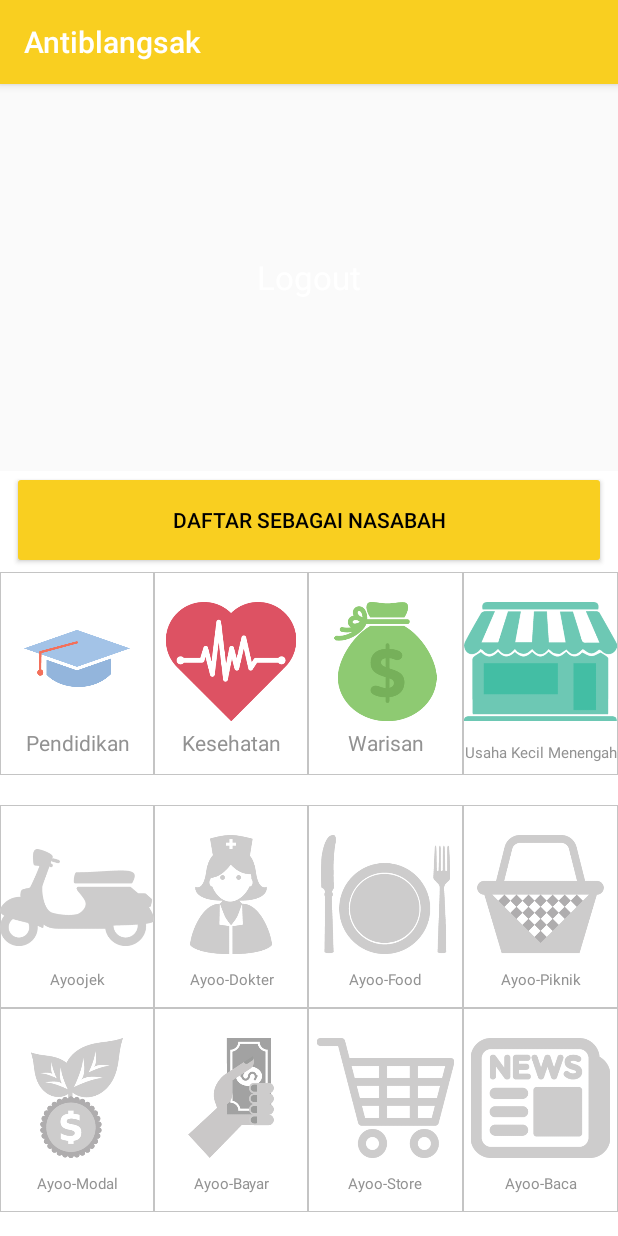
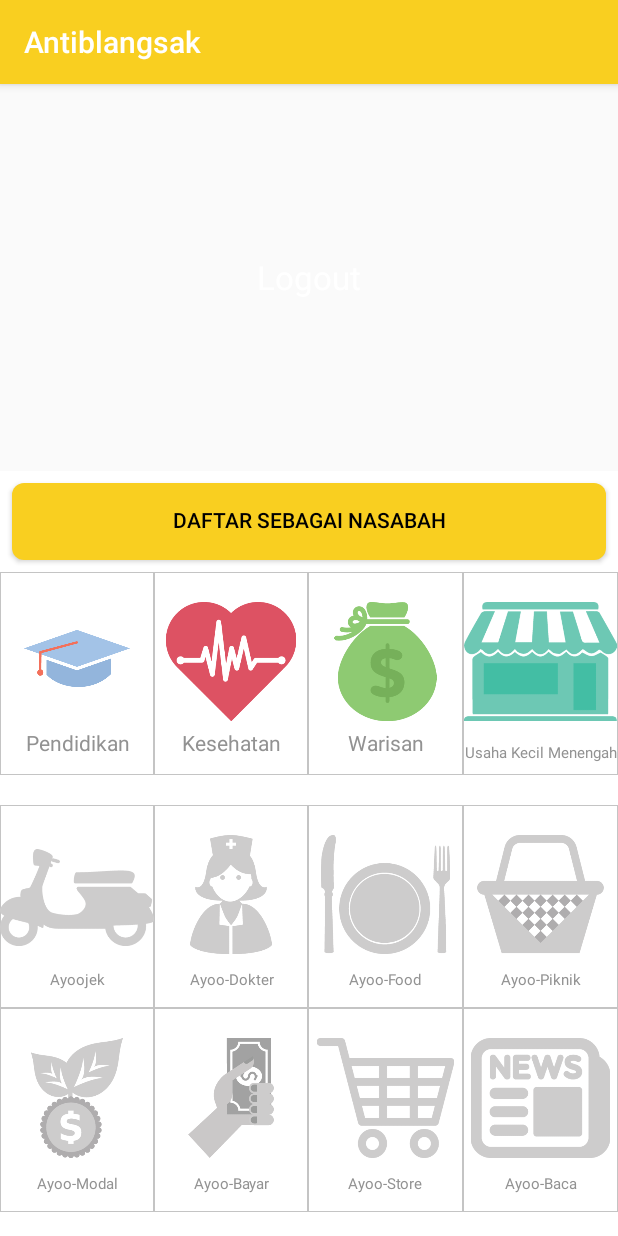
Before and after one commit to antiblangsak/android, an Android app: the fragment HomeFragment shown on its own in the app's theme, on a phone screen of 412 x 824 dp. Run offline under Robolectric (Android 15) with nearby library versions, the phone set to English and light mode, and no system bars.

Commit message:
bordered and animated-press buttons

```diff
--- a/app/src/main/res/drawable/home_menu_selector.xml
+++ /dev/null
@@ -1,7 +0,0 @@
-<?xml version="1.0" encoding="utf-8"?>
-<selector xmlns:android="http://schemas.android.com/apk/res/android" android:exitFadeDuration="@android:integer/config_shortAnimTime">
-
-    <item android:drawable="@drawable/layout_border_pressed" android:state_pressed="true"/>
-    <item android:drawable="@drawable/layout_border"/>
-
-</selector>
--- /dev/null
+++ b/app/src/main/res/drawable/shape_button.xml
@@ -0,0 +1,8 @@
+<?xml version="1.0" encoding="utf-8"?>
+<selector xmlns:android="http://schemas.android.com/apk/res/android"
+    android:exitFadeDuration="@android:integer/config_shortAnimTime">
+
+    <item android:drawable="@drawable/shape_button_pressed" android:state_pressed="true"></item>
+    <item android:drawable="@drawable/shape_button_normal"></item>
+
+</selector>
--- /dev/null
+++ b/app/src/main/res/drawable/shape_button_normal.xml
@@ -0,0 +1,6 @@
+<?xml version="1.0" encoding="utf-8"?>
+<shape xmlns:android="http://schemas.android.com/apk/res/android"
+    android:shape="rectangle">
+        <solid android:color="@color/color_button_yellow"/>
+        <corners android:radius="@dimen/button_border_radius"/>
+</shape>
--- /dev/null
+++ b/app/src/main/res/drawable/shape_button_pressed.xml
@@ -0,0 +1,6 @@
+<?xml version="1.0" encoding="utf-8"?>
+<shape xmlns:android="http://schemas.android.com/apk/res/android"
+    android:shape="rectangle">
+    <solid android:color="@color/color_button_yellow_pressed"/>
+    <corners android:radius="@dimen/button_border_radius"/>
+</shape>
--- /dev/null
+++ b/app/src/main/res/drawable/shape_home_services.xml
@@ -0,0 +1,8 @@
+<?xml version="1.0" encoding="utf-8"?>
+<selector xmlns:android="http://schemas.android.com/apk/res/android"
+    android:exitFadeDuration="@android:integer/config_shortAnimTime">
+
+    <item android:drawable="@drawable/shape_home_services_pressed" android:state_pressed="true"/>
+    <item android:drawable="@drawable/shape_home_services_normal"/>
+
+</selector>
--- a/app/src/main/res/layout/activity_login.xml
+++ b/app/src/main/res/layout/activity_login.xml
@@ -102,12 +102,11 @@
                 android:layout_marginTop="@dimen/margin_xl"
                 android:layout_marginLeft="@dimen/margin_xxxl"
                 android:layout_marginRight="@dimen/margin_xxxl"
+                android:paddingBottom="@dimen/padding_xxs"
                 android:text="@string/btn_login_string"
                 android:textColor="@color/color_main_black"
-                android:backgroundTint="@color/color_main_yellow"
-                android:textSize="@dimen/button_font_size"
-                android:paddingTop="12dp"
-                android:paddingBottom="15dp"/>
+                android:background="@drawable/shape_button"
+                android:textSize="@dimen/button_font_size" />
 
             <TextView
                 android:id="@+id/tvBelumPunyaAkun"
--- a/app/src/main/res/layout/activity_register.xml
+++ b/app/src/main/res/layout/activity_register.xml
@@ -134,12 +134,11 @@
                 android:layout_marginTop="@dimen/margin_xl"
                 android:layout_marginLeft="@dimen/margin_xxxl"
                 android:layout_marginRight="@dimen/margin_xxxl"
-                android:backgroundTint="@color/color_main_yellow"
+                android:paddingBottom="@dimen/padding_xxs"
+                android:background="@drawable/shape_button"
                 android:text="@string/btn_register_string"
                 android:textColor="@color/color_main_black"
-                android:textSize="@dimen/button_font_size"
-                android:paddingTop="12dp"
-                android:paddingBottom="15dp"/>
+                android:textSize="@dimen/button_font_size"/>
 
             <TextView
                 android:id="@+id/tvSudahPunyaAkun"
--- a/app/src/main/res/layout/fragment_home.xml
+++ b/app/src/main/res/layout/fragment_home.xml
@@ -48,12 +48,11 @@
                 android:id="@+id/btnRegisterAsNasabah"
                 android:layout_width="match_parent"
                 android:layout_height="match_parent"
-                android:layout_marginLeft="@dimen/margin_sm"
-                android:layout_marginRight="@dimen/margin_sm"
-                android:layout_marginBottom="@dimen/margin_xxs"
+                android:layout_margin="@dimen/margin_sm"
+                android:paddingBottom="@dimen/padding_xxs"
                 android:text="@string/btn_register_nasabah_string"
                 android:textColor="@color/color_main_black"
-                android:backgroundTint="@color/color_main_yellow"
+                android:background="@drawable/shape_button"
                 android:textSize="@dimen/button_font_size_sm"
                 />
         </LinearLayout>
@@ -62,7 +61,7 @@
             android:layout_width="match_parent"
             android:layout_height="0dp"
             android:layout_weight="2"
-            android:background="@drawable/layout_border"
+            android:background="@drawable/shape_home_services_normal"
             android:layout_marginBottom="@dimen/margin_xl"
             android:orientation="horizontal">
 
@@ -71,7 +70,7 @@
                 android:layout_width="0dp"
                 android:layout_height="match_parent"
                 android:layout_weight="1"
-                android:background="@drawable/home_menu_selector"
+                android:background="@drawable/shape_home_services"
                 android:clickable="true"
                 >
 
@@ -104,7 +103,7 @@
                 android:layout_width="0dp"
                 android:layout_height="match_parent"
                 android:layout_weight="1"
-                android:background="@drawable/home_menu_selector"
+                android:background="@drawable/shape_home_services"
                 android:clickable="true"
                 >
 
@@ -135,7 +134,7 @@
                 android:layout_width="0dp"
                 android:layout_height="match_parent"
                 android:layout_weight="1"
-                android:background="@drawable/home_menu_selector"
+                android:background="@drawable/shape_home_services"
                 android:clickable="true"
                 >
 
@@ -166,7 +165,7 @@
                 android:layout_width="0dp"
                 android:layout_height="match_parent"
                 android:layout_weight="1"
-                android:background="@drawable/home_menu_selector"
+                android:background="@drawable/shape_home_services"
                 android:clickable="true"
                 >
 
@@ -199,7 +198,7 @@
             android:layout_width="match_parent"
             android:layout_height="0dp"
             android:layout_weight="2"
-            android:background="@drawable/layout_border"
+            android:background="@drawable/shape_home_services_normal"
             android:orientation="horizontal">
 
             <RelativeLayout
@@ -207,7 +206,7 @@
                 android:layout_width="0dp"
                 android:layout_height="match_parent"
                 android:layout_weight="1"
-                android:background="@drawable/home_menu_selector"
+                android:background="@drawable/shape_home_services"
                 android:clickable="true"
                 >
 
@@ -239,7 +238,7 @@
                 android:layout_width="0dp"
                 android:layout_height="match_parent"
                 android:layout_weight="1"
-                android:background="@drawable/home_menu_selector"
+                android:background="@drawable/shape_home_services"
                 android:clickable="true"
                 >
 
@@ -271,7 +270,7 @@
                 android:layout_width="0dp"
                 android:layout_height="match_parent"
                 android:layout_weight="1"
-                android:background="@drawable/home_menu_selector"
+                android:background="@drawable/shape_home_services"
                 android:clickable="true"
                 >
 
@@ -303,7 +302,7 @@
                 android:layout_width="0dp"
                 android:layout_height="match_parent"
                 android:layout_weight="1"
-                android:background="@drawable/home_menu_selector"
+                android:background="@drawable/shape_home_services"
                 android:clickable="true"
                 >
 
@@ -336,7 +335,7 @@
             android:layout_width="match_parent"
             android:layout_height="0dp"
             android:layout_weight="2"
-            android:background="@drawable/layout_border"
+            android:background="@drawable/shape_home_services_normal"
             android:orientation="horizontal"
             android:layout_marginBottom="@dimen/margin_lg">
 
@@ -345,7 +344,7 @@
                 android:layout_width="0dp"
                 android:layout_height="match_parent"
                 android:layout_weight="1"
-                android:background="@drawable/home_menu_selector"
+                android:background="@drawable/shape_home_services"
                 android:clickable="true"
                 >
 
@@ -377,7 +376,7 @@
                 android:layout_width="0dp"
                 android:layout_height="match_parent"
                 android:layout_weight="1"
-                android:background="@drawable/home_menu_selector"
+                android:background="@drawable/shape_home_services"
                 android:clickable="true"
                 >
 
@@ -409,7 +408,7 @@
                 android:layout_width="0dp"
                 android:layout_height="match_parent"
                 android:layout_weight="1"
-                android:background="@drawable/home_menu_selector"
+                android:background="@drawable/shape_home_services"
                 android:clickable="true"
                 >
 
@@ -441,7 +440,7 @@
                 android:layout_width="0dp"
                 android:layout_height="match_parent"
                 android:layout_weight="1"
-                android:background="@drawable/home_menu_selector"
+                android:background="@drawable/shape_home_services"
                 android:clickable="true"
                 >
 
--- a/app/src/main/res/values/colors.xml
+++ b/app/src/main/res/values/colors.xml
@@ -14,4 +14,7 @@
     <color name="color_menu_pressed">#eaeaea</color>
 
     <color name="color_link_blue">#1961d6</color>
+
+    <color name="color_button_yellow">#F9CF20</color>
+    <color name="color_button_yellow_pressed">#E0B607</color>
 </resources>
--- a/app/src/main/res/values/dimens.xml
+++ b/app/src/main/res/values/dimens.xml
@@ -11,6 +11,7 @@
 
     <dimen name="button_font_size">18dp</dimen>
     <dimen name="button_font_size_sm">14dp</dimen>
+    <dimen name="button_border_radius">8dp</dimen>
 
     <dimen name="input_text_size">16dp</dimen>
 
@@ -26,5 +27,15 @@
     <dimen name="margin_xxs">2dp</dimen>
     <dimen name="margin_xxxs">1dp</dimen>
 
+    <dimen name="padding_xxxl">36dp</dimen>
+    <dimen name="padding_xxl">24dp</dimen>
+    <dimen name="padding_xl">20dp</dimen>
+    <dimen name="padding_lg">16dp</dimen>
+    <dimen name="padding_md">12dp</dimen>
+    <dimen name="padding_sm">8dp</dimen>
+    <dimen name="padding_xs">4dp</dimen>
+    <dimen name="padding_xxs">2dp</dimen>
+    <dimen name="padding_xxxs">1dp</dimen>
+
     <dimen name="fab_margin">16dp</dimen>
 </resources>
```
Also changed, not shown: app/src/main/res/drawable/shape_home_services_normal.xml (renamed from app/src/main/res/drawable/layout_border.xml), app/src/main/res/drawable/shape_home_services_pressed.xml (renamed from app/src/main/res/drawable/layout_border_pressed.xml).
